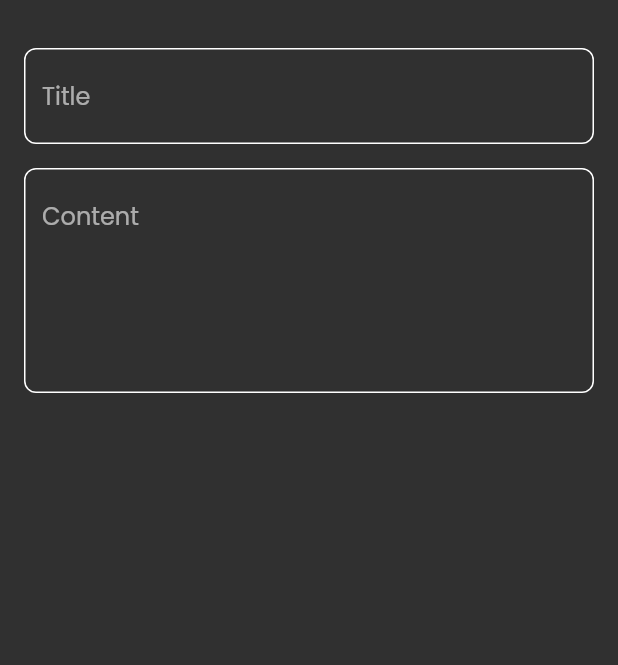
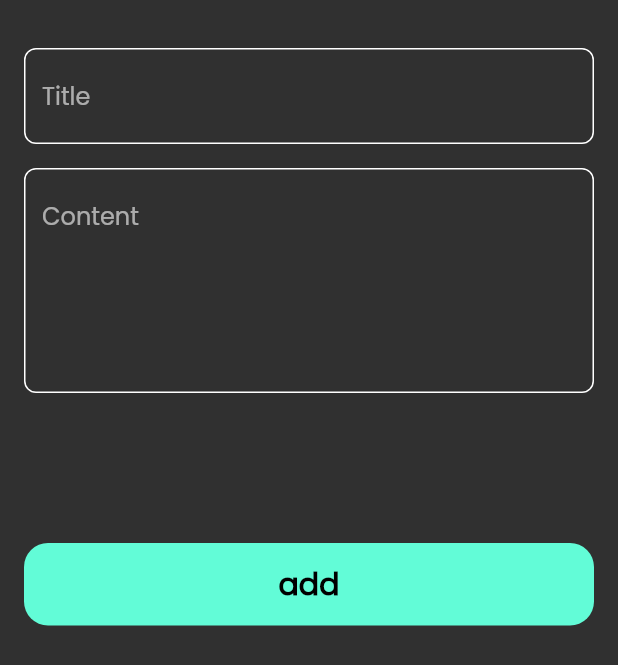
Before and after one commit to MostafaGaber135/Notes_App, a Flutter app: the AddNoteBottomSheet widget shown alone on an empty page, opened directly, on a phone screen of 412 x 824 dp. Shown: the top 665 px of the screen. Run offline on Flutter 3.47's test engine with Material 2 defaults, Android fonts, the phone set to English and light mode, and no system bars; our stand-ins replace font_awesome_flutter.

Commit message:
finish notes bottom sheet

```diff
--- /dev/null
+++ b/lib/widgets/Custom_bottom.dart
@@ -0,0 +1,26 @@
+// ignore_for_file: file_names
+
+import 'package:flutter/material.dart';
+import 'package:notes_app/constants.dart';
+class CustomButton extends StatelessWidget{
+  const CustomButton({Key? key}) : super(key: key);
+  @override
+  Widget build(BuildContext context) {
+    return Container(
+      width: MediaQuery.of(context).size.width,
+      height: 55,
+      decoration: BoxDecoration(
+        color: kPrimaryColor,
+        borderRadius: BorderRadius.circular(16)
+      ),
+      child: const Center(child: Text('add',
+      style: TextStyle(
+        color: Colors.black,
+        fontSize: 20,
+        fontWeight: FontWeight.bold,
+        ),
+        ),
+        ),
+    );
+  }
+}
--- a/lib/widgets/add_note_bottom_sheet.dart
+++ b/lib/widgets/add_note_bottom_sheet.dart
@@ -1,4 +1,5 @@
 import 'package:flutter/material.dart';
+import 'package:notes_app/widgets/Custom_bottom.dart';
 import 'package:notes_app/widgets/custom_text_field.dart';
 
 class AddNoteBottomSheet extends StatelessWidget{
@@ -6,8 +7,9 @@ class AddNoteBottomSheet extends StatelessWidget{
   @override
   Widget build(BuildContext context) {
 
-    return   const Padding(
+    return    const Padding(
       padding: EdgeInsets.symmetric(horizontal: 16),
+      child: SingleChildScrollView(
         child: Column(
          children: [
           SizedBox(
@@ -19,7 +21,11 @@ class AddNoteBottomSheet extends StatelessWidget{
             hint: 'Content',
             maxLines: 5,
             ),
+           SizedBox(height: 100,),
+            CustomButton(),
+        SizedBox(height: 30,),
         ],
+        ),
       ),
     );
   }
```
Lines whose indentation alone changed are shown as unchanged.
